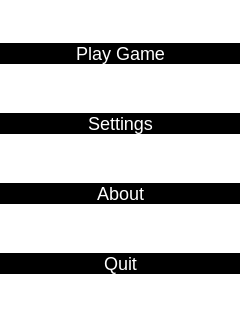
Qt form mainMenuFrame.ui (rochford/cutefootball) before a commit.
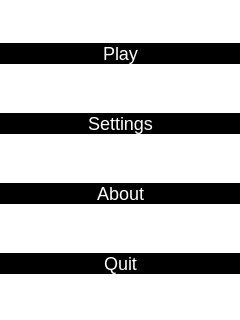
The same form after that commit.

Commit message: Minor changes to game logic  - non-focused players not allowed in penalty area  - only defend the ball if own team dont have the ball  - shooting distance logic changed

Patch:
```diff
--- a/mainMenuFrame.ui
+++ b/mainMenuFrame.ui
@@ -63,7 +63,7 @@
     <item>
      <widget class="QPushButton" name="m_newGameBtn">
       <property name="text">
-       <string>Play Game</string>
+       <string>Play</string>
       </property>
      </widget>
     </item>
```
Left out of the diff: 2 changed lines with no effect on the pictures. The commit also changes 12 other files.
